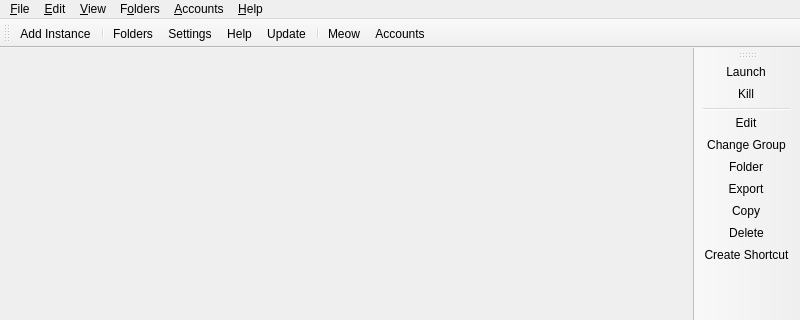
Qt form launcher/ui/MainWindow.ui (mario638/ElectryLauncher) before a commit; both pictures show x 0 to 800 and y 0 to 320 of the 800 by 600 pixel window.
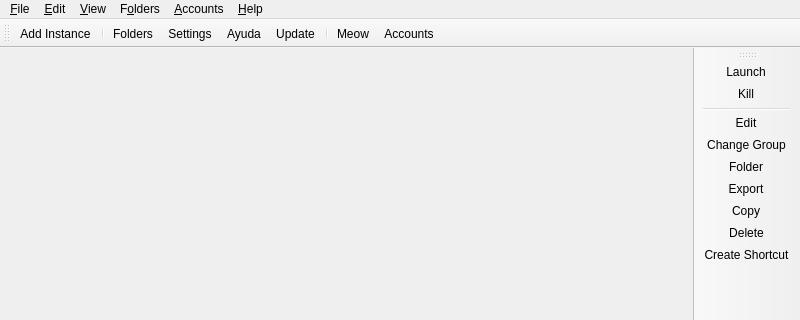
The same form after that commit. Icons and pictures are not drawn. Custom widgets are drawn as their Qt base class.

The edit to the form file:
```diff
--- a/launcher/ui/MainWindow.ui
+++ b/launcher/ui/MainWindow.ui
@@ -726,7 +726,7 @@
      <normaloff>.</normaloff>.</iconset>
    </property>
    <property name="text">
-    <string>Help</string>
+    <string>Ayuda</string>
    </property>
    <property name="toolTip">
     <string>Get help with %1 or Minecraft.</string>
```
Left out of the diff: 4 changed lines with no effect on the pictures.
